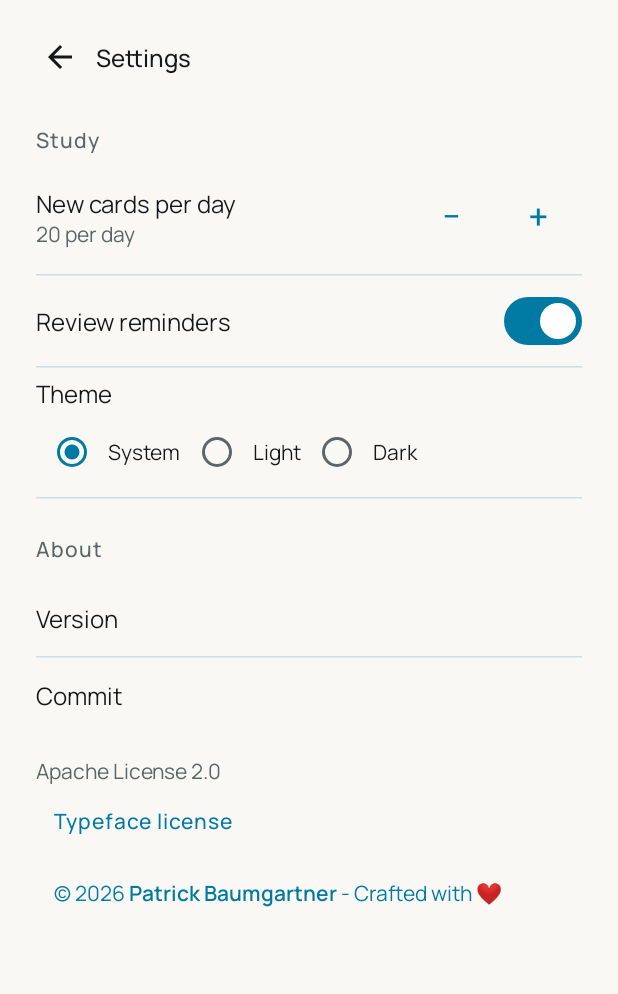
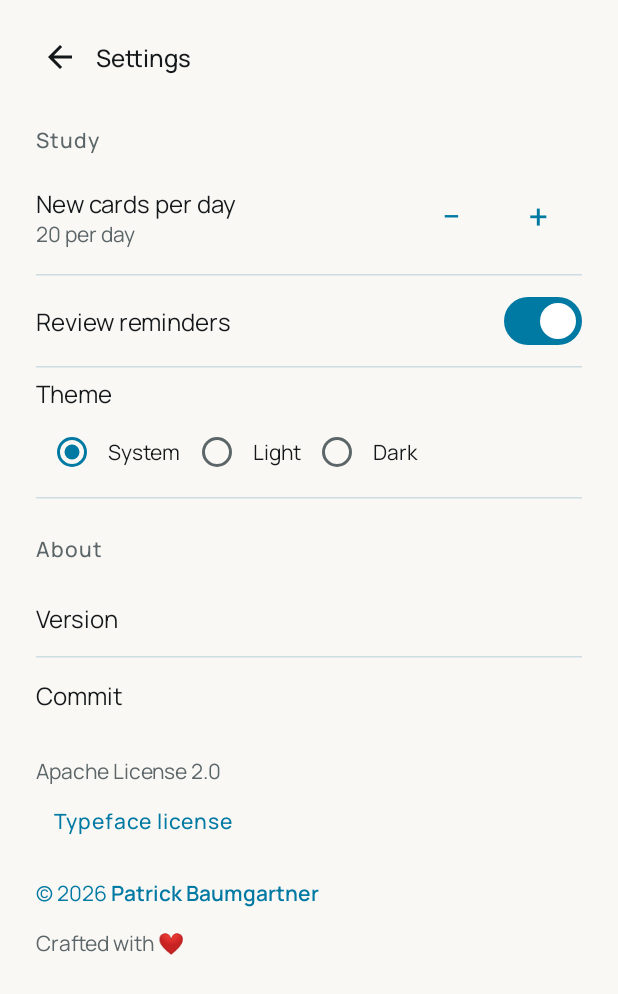
Before and after one commit to patbaumgartner/spaced-repeater-android, an Android app built with Jetpack Compose: the SettingsScreen screen opened through its navigation route, on a phone screen of 412 x 824 dp. Shown: the top 994 px of the screen. Run offline under Robolectric (Android 15) with nearby library versions, the phone set to English and light mode, and no system bars; our stand-ins replace Dagger/Hilt's generated code.

Commit message:
fix: align author note on separate lines (#26)
Signed-off-by: Patrick Baumgartner <contact@patbaumgartner.com>

```diff
--- a/app/src/main/kotlin/com/patbaumgartner/android/spacedrepeater/ui/AuthorNote.kt
+++ b/app/src/main/kotlin/com/patbaumgartner/android/spacedrepeater/ui/AuthorNote.kt
@@ -1,6 +1,7 @@
 package com.patbaumgartner.android.spacedrepeater.ui
 
 import androidx.compose.foundation.layout.Column
+import androidx.compose.foundation.layout.PaddingValues
 import androidx.compose.foundation.layout.fillMaxWidth
 import androidx.compose.foundation.layout.padding
 import androidx.compose.foundation.layout.height
@@ -50,9 +51,17 @@ internal fun AuthorNote() {
         TextButton(onClick = { licensesShown = true }) {
             Text(stringResource(R.string.about_open_source_licenses), color = SpacedRepeaterTheme.accents.brand)
         }
-        TextButton(onClick = { uriHandler.openUri(authorUrl) }) {
+        TextButton(
+            onClick = { uriHandler.openUri(authorUrl) },
+            contentPadding = PaddingValues(0.dp),
+        ) {
             Text(styledAuthorNote, style = MaterialTheme.typography.bodyMedium, color = SpacedRepeaterTheme.accents.brand)
         }
+        Text(
+            text = stringResource(R.string.about_crafted),
+            style = MaterialTheme.typography.bodyMedium,
+            color = MaterialTheme.colorScheme.onSurfaceVariant,
+        )
     }
     if (licensesShown) {
         val licenseText = remember(resources) {
--- a/app/src/main/res/values/strings.xml
+++ b/app/src/main/res/values/strings.xml
@@ -92,7 +92,8 @@
     <string name="reminder_text">Time for a review session</string>
     <string name="about_heading">About</string>
     <string name="about_version">Version %1$s</string>
-    <string name="about_author">© 2026 Patrick Baumgartner - Crafted with ❤️</string>
+    <string name="about_author">© 2026 Patrick Baumgartner</string>
+    <string name="about_crafted">Crafted with ❤️</string>
     <string name="about_app_license">Apache License 2.0</string>
     <string name="about_author_name" translatable="false">Patrick Baumgartner</string>
     <string name="about_author_url" translatable="false">https://patbaumgartner.com/</string>
```
